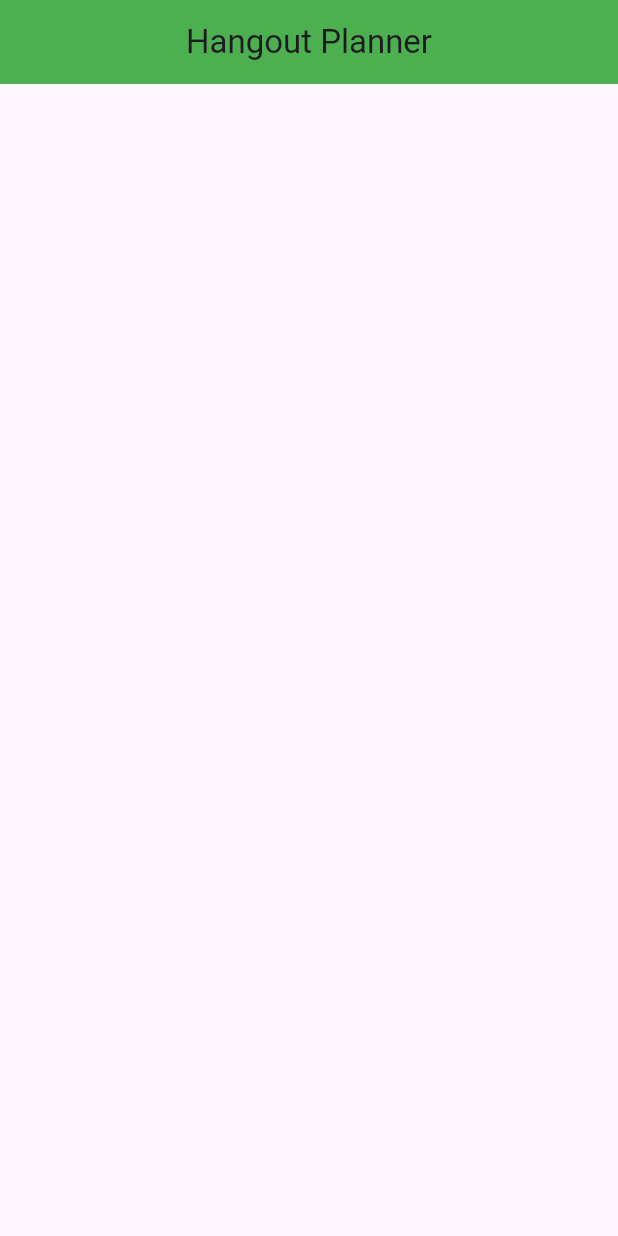
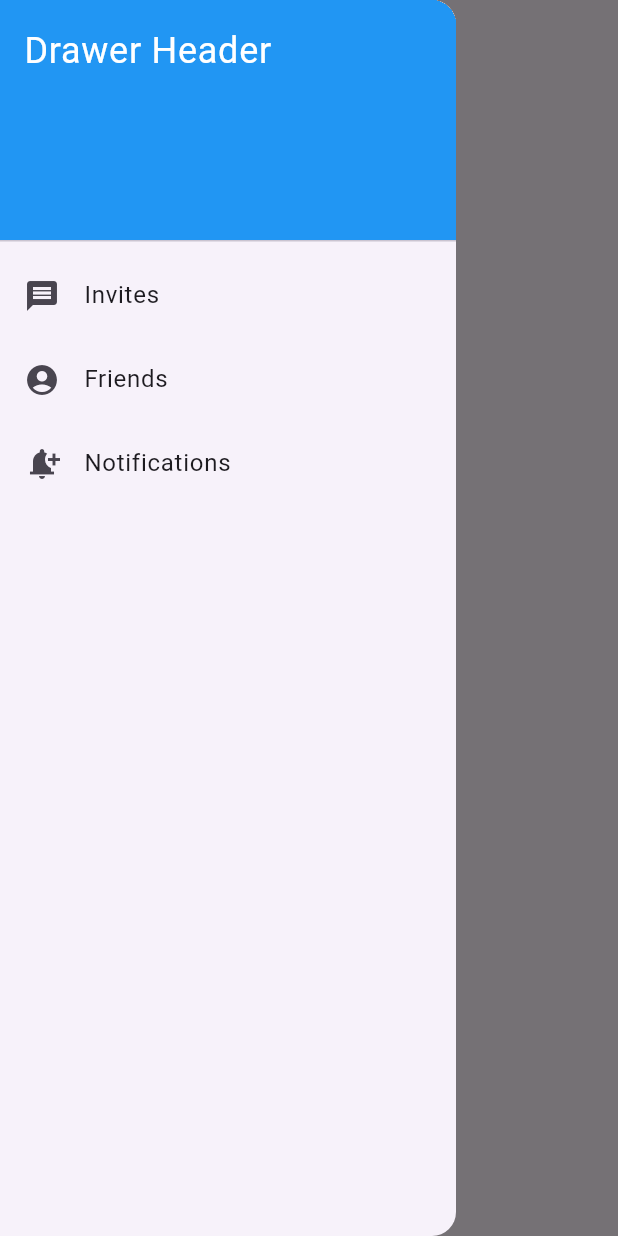
Before and after one commit to Atharv-iitr/Hangout-Planner-App, a Flutter app: the screen it shows after launch, with the side drawer open (before the commit the screen has no drawer), on a phone screen of 412 x 824 dp. Run offline on Flutter 3.47's test engine with Material 3 defaults, Android fonts, the phone set to English and light mode, and no system bars.

Commit message:
home.dart

```diff
--- a/lib/Pages/home.dart
+++ b/lib/Pages/home.dart
@@ -1,16 +1,84 @@
 import 'package:flutter/material.dart';
+
+
+void main() => runApp(const HomePage());
 
 class HomePage extends StatelessWidget {
   const HomePage({super.key});
 
+
+  @override
+  Widget build(BuildContext context) {
+    return const MaterialApp(
+      home: DrawerExample(),
+      debugShowCheckedModeBanner: false,
+    );
+  }
+}
+
+class DrawerExample extends StatefulWidget {
+  const DrawerExample({super.key});
+
+  @override
+  State<DrawerExample> createState() => _DrawerExampleState();
+}
+
+class _DrawerExampleState extends State<DrawerExample> {
+  String selectedPage = '';
+
   @override
   Widget build(BuildContext context) {
     return Scaffold(
-  appBar: AppBar(
-        title: const Text('Hangout Planner'),
+      appBar: AppBar(
+        title: const Text('Hangout Planner',
+        style: TextStyle(
+          fontWeight: FontWeight.bold,
+          fontSize: 20,
+        ),
+
+        ),
         centerTitle: true,
-        backgroundColor: Colors.green,
-  )
+      ),
+      drawer: Drawer(
+        child: ListView(
+          padding: EdgeInsets.zero,
+          children: <Widget>[
+            const DrawerHeader(
+              decoration: BoxDecoration(color: Colors.blue),
+              child: Text('Drawer Header', style: TextStyle(color: Colors.white, fontSize: 24)),
+            ),
+            ListTile(
+              leading: const Icon(Icons.message),
+              title: const Text('Invites'),
+              onTap: () {
+                setState(() {
+                  selectedPage = 'Invites';
+                });
+              },
+            ),
+            ListTile(
+              leading: const Icon(Icons.account_circle),
+              title: const Text('Friends'),
+              onTap: () {
+                setState(() {
+                  selectedPage = 'Friends';
+                });
+              },
+            ),
+            ListTile(
+              leading: const Icon(Icons.notification_add),
+              title: const Text('Notifications'),
+              onTap: () {
+                setState(() {
+                  selectedPage = 'Notifications';
+                });
+              },
+            ),
+          ],
+        ),
+      ),
+      body: Center(child: Text('Page: $selectedPage')),
+
     );
   }
 }
```
